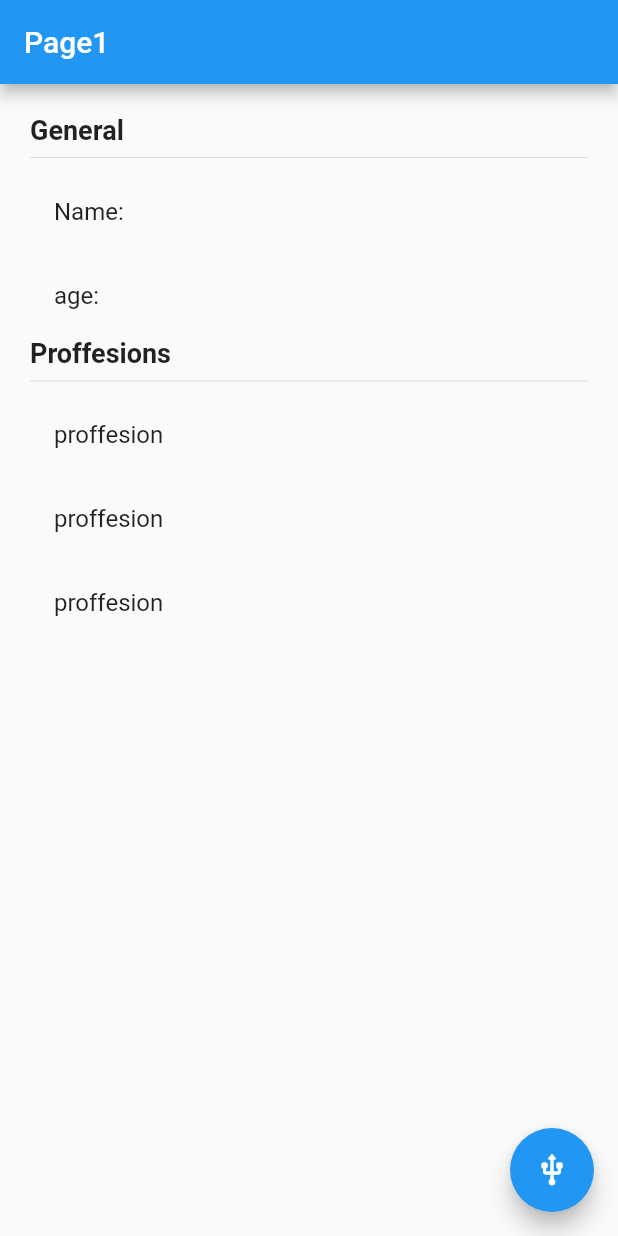
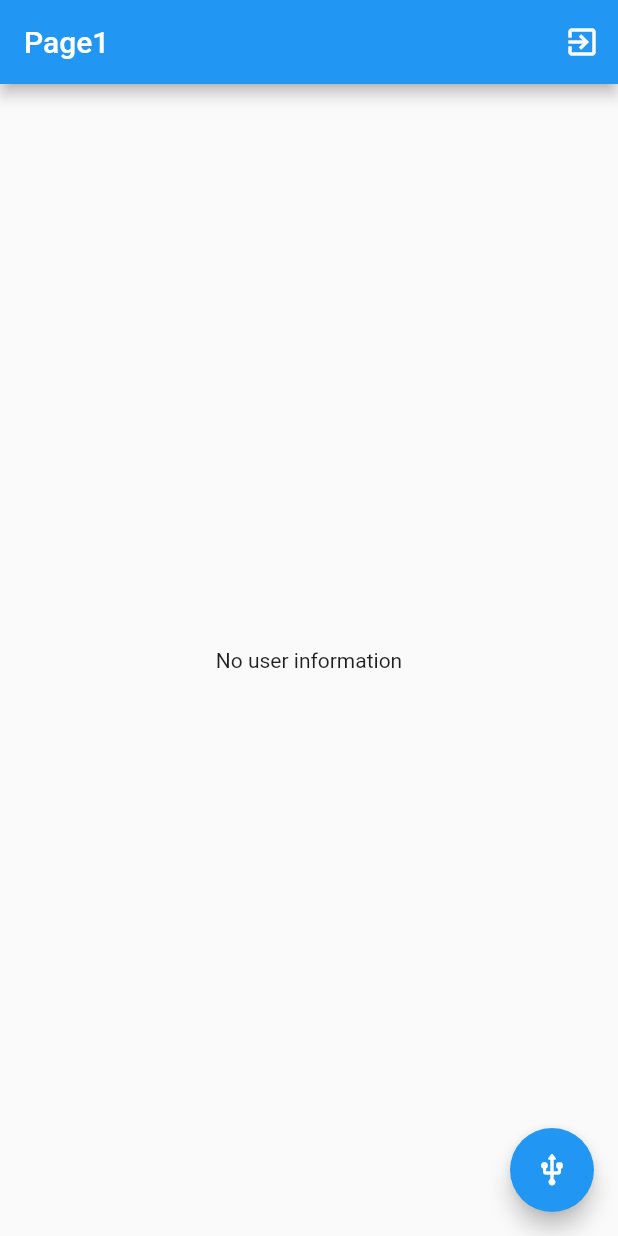
Before and after one commit to jimibilibob/flutter-state-managment, a Flutter app: the screen it shows after launch, on a phone screen of 412 x 824 dp. Run offline on Flutter 3.47's test engine with Material 2 defaults, Android fonts, the phone set to English and light mode, and no system bars; our stand-ins replace flutter_bloc.

Commit message:
End Cubit

```diff
--- /dev/null
+++ b/lib/bloc/user/user_cubit.dart
@@ -0,0 +1,38 @@
+import 'package:flutter_bloc/flutter_bloc.dart';
+import 'package:states/models/user.dart';
+
+part 'user_state.dart';
+
+class UserCubit extends Cubit<UserState> {
+  UserCubit() : super(InitialUser());
+
+  void selectUser(User user) {
+    emit(ActiveUser(user));
+  }
+
+  void setAge(int age) {
+    final currentState = state;
+
+    if (currentState is ActiveUser) {
+      final newUser = currentState.user.copyWith(age: age);
+      emit(ActiveUser(newUser));
+    }
+  }
+
+  void addProffesion() {
+    final currentState = state;
+
+    if (currentState is ActiveUser) {
+      final profList = [
+        ...currentState.user.proffesions,
+        'Profession ${currentState.user.proffesions.length + 1}'
+      ];
+      final newUser = currentState.user.copyWith(professionsList: profList);
+      emit(ActiveUser(newUser));
+    }
+  }
+
+  void deleteUser() {
+    emit(InitialUser());
+  }
+}
--- /dev/null
+++ b/lib/bloc/user/user_state.dart
@@ -0,0 +1,14 @@
+part of 'user_cubit.dart';
+
+abstract class UserState {}
+
+class InitialUser extends UserState {
+  final userExists = false;
+}
+
+class ActiveUser extends UserState {
+  final userExists = true;
+  final User user;
+
+  ActiveUser(this.user);
+}
--- a/lib/main.dart
+++ b/lib/main.dart
@@ -1,15 +1,23 @@
 import 'package:flutter/material.dart';
+import 'package:flutter_bloc/flutter_bloc.dart';
+import 'package:states/bloc/user/user_cubit.dart';
 import 'package:states/screens/page1_screen.dart';
 import 'package:states/screens/page2_screen.dart';
 
-void main() => runApp(MyApp());
+void main() => runApp(const MyApp());
 
 class MyApp extends StatelessWidget {
   const MyApp({Key? key}) : super(key: key);
 
   @override
   Widget build(BuildContext context) {
-    return MaterialApp(
+    return MultiBlocProvider(
+      providers: [
+        BlocProvider(
+          create: (context) => UserCubit(),
+        )
+      ],
+      child: MaterialApp(
         debugShowCheckedModeBanner: false,
         title: 'Material App',
         initialRoute: 'page1',
@@ -17,6 +25,7 @@ class MyApp extends StatelessWidget {
           'page1': (_) => const Page1Screen(),
           'page2': (_) => const Page2Screen()
         },
+      ),
     );
   }
 }
--- a/lib/models/user.dart
+++ b/lib/models/user.dart
@@ -1,7 +1,13 @@
 class User {
-  String name;
-  int age;
-  List<String> proffesions;
+  final String name;
+  final int age;
+  final List<String> proffesions;
 
   User({required this.name, required this.age, required this.proffesions});
+
+  User copyWith({String? name, int? age, List<String>? professionsList}) =>
+      User(
+          name: name ?? this.name,
+          age: age ?? this.age,
+          proffesions: professionsList ?? proffesions);
 }
--- a/lib/screens/page1_screen.dart
+++ b/lib/screens/page1_screen.dart
@@ -1,4 +1,8 @@
 import 'package:flutter/material.dart';
+import 'package:flutter_bloc/flutter_bloc.dart';
+
+import 'package:states/bloc/user/user_cubit.dart';
+import 'package:states/models/user.dart';
 
 class Page1Screen extends StatelessWidget {
   const Page1Screen({Key? key}) : super(key: key);
@@ -8,8 +12,14 @@ class Page1Screen extends StatelessWidget {
     return Scaffold(
       appBar: AppBar(
         title: const Text('Page1'),
+        actions: [
+          IconButton(
+              onPressed: context.read<UserCubit>().deleteUser,
+              icon: const Icon(Icons.exit_to_app))
+        ],
       ),
-      body: UserInformation(),
+      // el cubit y el initialState
+      body: const _BodyScaffold(),
       floatingActionButton: FloatingActionButton(
         child: const Icon(Icons.usb_rounded),
         onPressed: () => Navigator.pushNamed(context, 'page2'),
@@ -18,51 +28,91 @@ class Page1Screen extends StatelessWidget {
   }
 }
 
-class UserInformation extends StatelessWidget {
-  const UserInformation({
+class _BodyScaffold extends StatelessWidget {
+  const _BodyScaffold({
     Key? key,
   }) : super(key: key);
 
   @override
   Widget build(BuildContext context) {
-    return Container(
-      width: double.infinity,
-      height: double.infinity,
+    return BlocBuilder<UserCubit, UserState>(
+      builder: (context, state) {
+        switch (state.runtimeType) {
+          case InitialUser:
+            return const Center(
+              child: Text('No user information'),
+            );
+
+          case ActiveUser:
+            return UserInformation(
+              user: (state as ActiveUser).user,
+            );
+          default:
+        }
+        return const Center(child: Text('No recognized state'));
+
+        // ANOTHER WAY USING IF STATEMENTS
+
+        // if (state is InitialUser) {
+        //   return const Center(
+        //     child: Text('No user information'),
+        //   );
+        // }
+        // if (state is ActiveUser) {
+        //   return UserInformation(
+        //     user: state.user,
+        //   );
+        // }
+        // return const Center(child: Text('No recognized state'));
+      },
+    );
+  }
+}
+
+class UserInformation extends StatelessWidget {
+  const UserInformation({
+    Key? key,
+    required this.user,
+  }) : super(key: key);
+
+  final User user;
+
+  @override
+  Widget build(BuildContext context) {
+    return SingleChildScrollView(
+      // width: double.infinity,
+      // height: double.infinity,
       padding: const EdgeInsets.all(20.0),
       child: Column(
         crossAxisAlignment: CrossAxisAlignment.start,
-        children: const [
-          Text(
+        children: [
+          const Text(
             'General',
             style: TextStyle(
               fontSize: 18,
               fontWeight: FontWeight.bold,
             ),
           ),
-          Divider(),
+          const Divider(),
           ListTile(
-            title: Text('Name: '),
+            title: Text('Name: ${user.name}'),
           ),
           ListTile(
-            title: Text('age: '),
+            title: Text('age: ${user.age}'),
           ),
-          Text(
+          const Text(
             'Proffesions',
             style: TextStyle(
               fontSize: 18,
               fontWeight: FontWeight.bold,
             ),
           ),
-          Divider(),
-          ListTile(
-            title: Text('proffesion'),
-          ),
-          ListTile(
-            title: Text('proffesion'),
-          ),
-          ListTile(
-            title: Text('proffesion'),
-          ),
+          const Divider(),
+          ...user.proffesions
+              .map((profession) => ListTile(
+                    title: Text(profession),
+                  ))
+              .toList()
         ],
       ),
     );
```
Also changed, not shown: lib/screens/page2_screen.dart (+23 -3 lines), pubspec.yaml (+4 -12 lines), pubspec.lock, 1 other file. Lines whose indentation alone changed are shown as unchanged.
